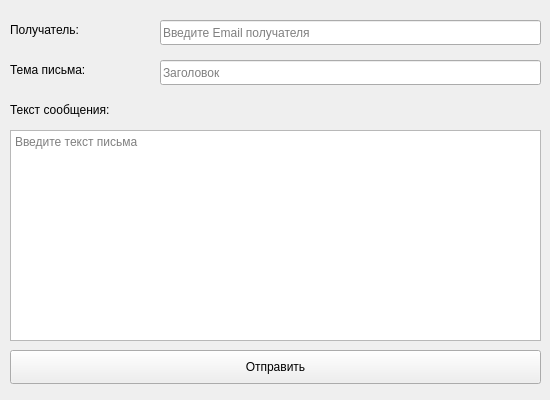
ummo93/windows_mail_agent, file forms/main_window.ui: the form before one commit.
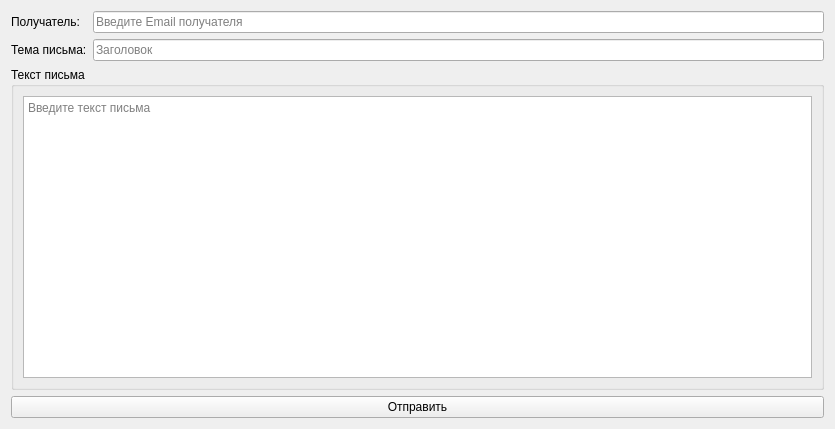
The form after the commit.

Commit message: Window resize and /temp autoclean

What changed in the file:
```diff
--- a/forms/main_window.ui
+++ b/forms/main_window.ui
@@ -6,140 +6,102 @@
    <rect>
     <x>0</x>
     <y>0</y>
-    <width>550</width>
-    <height>400</height>
+    <width>835</width>
+    <height>429</height>
    </rect>
   </property>
+  <property name="sizePolicy">
+   <sizepolicy hsizetype="Expanding" vsizetype="Expanding">
+    <horstretch>0</horstretch>
+    <verstretch>0</verstretch>
+   </sizepolicy>
+  </property>
   <property name="minimumSize">
    <size>
     <width>550</width>
     <height>400</height>
    </size>
   </property>
-  <property name="maximumSize">
-   <size>
-    <width>550</width>
-    <height>400</height>
-   </size>
+  <property name="contextMenuPolicy">
+   <enum>Qt::ActionsContextMenu</enum>
+  </property>
+  <property name="acceptDrops">
+   <bool>false</bool>
   </property>
   <property name="windowTitle">
    <string>Отправка email</string>
   </property>
-  <widget class="QPushButton" name="pushButton">
-   <property name="geometry">
-    <rect>
-     <x>10</x>
-     <y>350</y>
-     <width>531</width>
-     <height>34</height>
-    </rect>
-   </property>
-   <property name="text">
-    <string>Отправить</string>
-   </property>
-  </widget>
-  <widget class="QLabel" name="label">
-   <property name="geometry">
-    <rect>
-     <x>10</x>
-     <y>100</y>
-     <width>133</width>
-     <height>19</height>
-    </rect>
-   </property>
-   <property name="text">
-    <string>Текст сообщения:</string>
-   </property>
-  </widget>
-  <widget class="QPlainTextEdit" name="plainTextEdit">
-   <property name="geometry">
-    <rect>
-     <x>10</x>
-     <y>130</y>
-     <width>531</width>
-     <height>211</height>
-    </rect>
-   </property>
-   <property name="sizePolicy">
-    <sizepolicy hsizetype="Maximum" vsizetype="Maximum">
-     <horstretch>0</horstretch>
-     <verstretch>0</verstretch>
-    </sizepolicy>
-   </property>
-   <property name="minimumSize">
-    <size>
-     <width>0</width>
-     <height>0</height>
-    </size>
-   </property>
-   <property name="layoutDirection">
-    <enum>Qt::LeftToRight</enum>
-   </property>
-   <property name="sizeAdjustPolicy">
-    <enum>QAbstractScrollArea::AdjustToContents</enum>
-   </property>
-   <property name="placeholderText">
-    <string>Введите текст письма</string>
-   </property>
-  </widget>
-  <widget class="QLineEdit" name="recipient">
-   <property name="geometry">
-    <rect>
-     <x>160</x>
-     <y>20</y>
-     <width>381</width>
-     <height>25</height>
-    </rect>
-   </property>
-   <property name="inputMask">
-    <string/>
-   </property>
-   <property name="text">
-    <string/>
-   </property>
-   <property name="placeholderText">
-    <string>Введите Email получателя</string>
-   </property>
-  </widget>
-  <widget class="QLabel" name="label_2">
-   <property name="geometry">
-    <rect>
-     <x>10</x>
-     <y>20</y>
-     <width>133</width>
-     <height>19</height>
-    </rect>
-   </property>
-   <property name="text">
-    <string>Получатель:</string>
-   </property>
-  </widget>
-  <widget class="QLabel" name="label_3">
-   <property name="geometry">
-    <rect>
-     <x>10</x>
-     <y>60</y>
-     <width>111</width>
-     <height>19</height>
-    </rect>
-   </property>
-   <property name="text">
-    <string>Тема письма:</string>
-   </property>
-  </widget>
-  <widget class="QLineEdit" name="subject">
-   <property name="geometry">
-    <rect>
-     <x>160</x>
-     <y>60</y>
-     <width>381</width>
-     <height>25</height>
-    </rect>
-   </property>
-   <property name="placeholderText">
-    <string>Заголовок</string>
-   </property>
-  </widget>
+  <layout class="QGridLayout" name="gridLayout_2">
+   <item row="0" column="0">
+    <widget class="QLabel" name="label_2">
+     <property name="text">
+      <string>Получатель:</string>
+     </property>
+    </widget>
+   </item>
+   <item row="1" column="0">
+    <widget class="QLabel" name="label_3">
+     <property name="text">
+      <string>Тема письма:</string>
+     </property>
+    </widget>
+   </item>
+   <item row="1" column="1">
+    <widget class="QLineEdit" name="subject">
+     <property name="placeholderText">
+      <string>Заголовок</string>
+     </property>
+    </widget>
+   </item>
+   <item row="4" column="0" colspan="2">
+    <widget class="QPushButton" name="pushButton">
+     <property name="text">
+      <string>Отправить</string>
+     </property>
+    </widget>
+   </item>
+   <item row="0" column="1">
+    <widget class="QLineEdit" name="recipient">
+     <property name="inputMask">
+      <string/>
+     </property>
+     <property name="text">
+      <string/>
+     </property>
+     <property name="placeholderText">
+      <string>Введите Email получателя</string>
+     </property>
+    </widget>
+   </item>
+   <item row="2" column="0" colspan="2">
+    <widget class="QGroupBox" name="groupBox">
+     <property name="title">
+      <string>Текст письма</string>
+     </property>
+     <layout class="QGridLayout" name="gridLayout_3">
+      <item row="0" column="0">
+       <widget class="QPlainTextEdit" name="plainTextEdit">
+        <property name="minimumSize">
+         <size>
+          <width>450</width>
+          <height>200</height>
+         </size>
+        </property>
+        <property name="layoutDirection">
+         <enum>Qt::LeftToRight</enum>
+        </property>
+        <property name="sizeAdjustPolicy">
+         <enum>QAbstractScrollArea::AdjustToContents</enum>
+        </property>
+        <property name="placeholderText">
+         <string>Введите текст письма</string>
+        </property>
+       </widget>
+      </item>
+     </layout>
+    </widget>
+   </item>
+  </layout>
  </widget>
  <tabstops>
   <tabstop>pushButton</tabstop>
```
The commit also changes 3 other files.
